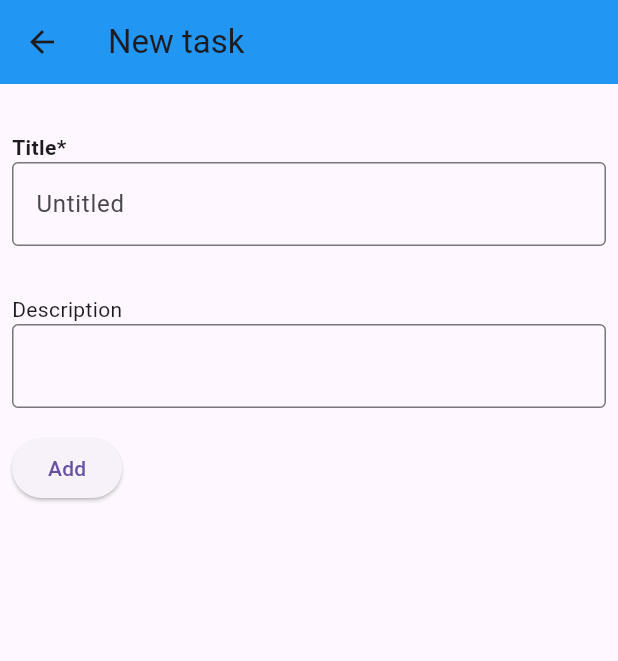
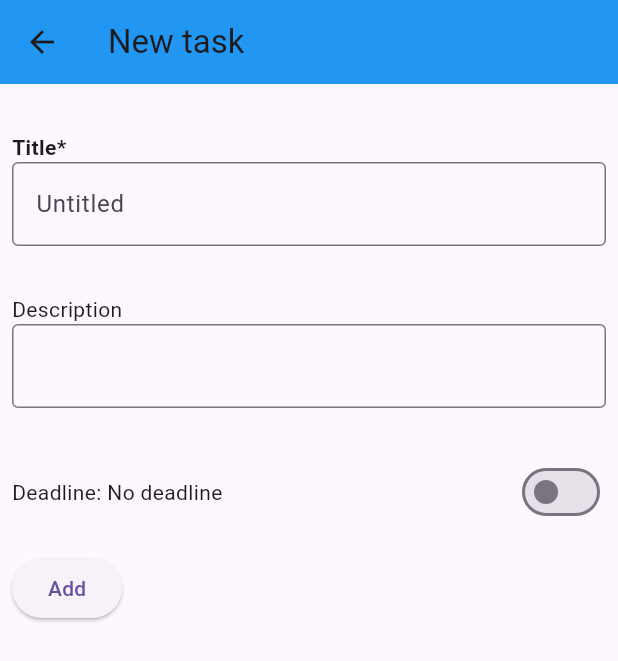
Before and after one commit to ashley-lizbeth/day_pal, a Flutter app: the TaskForm screen opened directly, on a phone screen of 412 x 824 dp. Shown: the top 661 px of the screen. Run offline on Flutter 3.47's test engine with Material 3 defaults, Android fonts, the phone set to English and light mode, and no system bars; missing offline and left inert: cuid2.

Commit message:
Added deadline picker to task form, created format for deadlines relative to day

```diff
--- /dev/null
+++ b/lib/screens/tasks_screen/deadline_form.dart
@@ -0,0 +1,78 @@
+import 'package:calendar_date_picker2/calendar_date_picker2.dart';
+import 'package:day_pal/core/utils/convert_datetime_to_text.dart';
+import 'package:flutter/material.dart';
+
+class DeadlineController extends ChangeNotifier {
+  bool enabled = false;
+  DateTime date = DateTime.now();
+
+  void toggleEnabled() {
+    enabled = !enabled;
+    notifyListeners();
+  }
+
+  void setDate(DateTime date) {
+    this.date = date;
+    notifyListeners();
+  }
+}
+
+class DeadlineForm extends StatefulWidget {
+  final DeadlineController controller;
+  const DeadlineForm({super.key, required this.controller});
+
+  @override
+  State<DeadlineForm> createState() => _DeadlineFormState();
+}
+
+class _DeadlineFormState extends State<DeadlineForm> {
+  late DateTime date;
+  late bool enabled;
+
+  @override
+  void initState() {
+    enabled = widget.controller.enabled;
+    date = widget.controller.date;
+
+    widget.controller.addListener(() {
+      setState(() {
+        enabled = widget.controller.enabled;
+        date = widget.controller.date;
+      });
+    });
+    super.initState();
+  }
+
+  @override
+  Widget build(BuildContext context) {
+    return Column(
+      crossAxisAlignment: CrossAxisAlignment.start,
+      children: [
+        Row(
+          children: [
+            Row(
+              children: [
+                Text("Deadline: "),
+                Text(enabled ? convertDateTimeToText(date) : "No deadline"),
+              ],
+            ),
+            Spacer(),
+            Switch(
+                value: enabled,
+                onChanged: (_) => widget.controller.toggleEnabled())
+          ],
+        ),
+        Builder(builder: (_) {
+          if (enabled) {
+            return CalendarDatePicker2(
+              config: CalendarDatePicker2Config(),
+              value: [date],
+              onValueChanged: (dates) => widget.controller.setDate(dates[0]),
+            );
+          }
+          return SizedBox();
+        })
+      ],
+    );
+  }
+}
--- a/lib/screens/tasks_screen/task_form.dart
+++ b/lib/screens/tasks_screen/task_form.dart
@@ -1,5 +1,6 @@
 import 'package:day_pal/core/entities/task.dart';
 import 'package:day_pal/database_context.dart';
+import 'package:day_pal/screens/tasks_screen/deadline_form.dart';
 import 'package:flutter/material.dart';
 
 class TaskForm extends StatefulWidget {
@@ -16,9 +17,18 @@ class _TaskFormState extends State<TaskForm> {
   final controllers = FormControllers();
 
   @override
+  void initState() {
+    if (widget.baseTask != null) {
+      controllers.fromTask(widget.baseTask!);
+    }
+
+    super.initState();
+  }
+
+  @override
   void dispose() {
+    controllers.dispose();
     super.dispose();
-    controllers.dispose();
   }
 
   @override
@@ -35,10 +45,6 @@ class _TaskFormState extends State<TaskForm> {
       db.tasks.update(taskToSave);
     }
 
-    if (widget.baseTask != null) {
-      controllers.fromTask(widget.baseTask!);
-    }
-
     String widgetTitle = widget.baseTask == null ? "New task" : "Edit task";
     String submitButtonMessage = widget.baseTask == null ? "Add" : "Update";
 
@@ -47,23 +53,14 @@ class _TaskFormState extends State<TaskForm> {
         backgroundColor: Colors.blue,
         title: Text(widgetTitle),
       ),
-      body: Form(
+      body: SingleChildScrollView(
+        child: Form(
             key: _formKey,
             child: Padding(
               padding: const EdgeInsets.symmetric(horizontal: 8, vertical: 16),
               child: Column(
                 crossAxisAlignment: CrossAxisAlignment.start,
                 children: [
-                /* Padding(
-                  padding: const EdgeInsets.only(bottom: 16),
-                  child: Text(
-                    widgetTitle,
-                    style: TextStyle(
-                        fontSize: 24,
-                        fontWeight: FontWeight.bold,
-                        color: Colors.black),
-                  ),
-                ), */
                   Padding(
                     padding: const EdgeInsets.symmetric(vertical: 16),
                     child: Column(
@@ -76,7 +73,8 @@ class _TaskFormState extends State<TaskForm> {
                         TextFormField(
                           controller: controllers.title,
                           decoration: InputDecoration(
-                            border: OutlineInputBorder(), hintText: "Untitled"),
+                              border: OutlineInputBorder(),
+                              hintText: "Untitled"),
                           validator: (title) {
                             if (title == null || title.isEmpty) {
                               return "Title can't be empty";
@@ -101,6 +99,9 @@ class _TaskFormState extends State<TaskForm> {
                       ],
                     ),
                   ),
+                  Padding(
+                      padding: const EdgeInsets.symmetric(vertical: 16),
+                      child: DeadlineForm(controller: controllers.deadline)),
                   ElevatedButton(
                       onPressed: () {
                         if (_formKey.currentState!.validate()) {
@@ -112,6 +113,7 @@ class _TaskFormState extends State<TaskForm> {
                 ],
               ),
             )),
+      ),
     );
   }
 }
@@ -119,19 +121,26 @@ class _TaskFormState extends State<TaskForm> {
 class FormControllers {
   final title = TextEditingController();
   final description = TextEditingController();
+  final deadline = DeadlineController();
 
   void fromTask(Task task) {
     title.text = task.title;
     description.text = task.description;
+    if (task.deadline != null) {
+      deadline.toggleEnabled();
+      deadline.setDate(task.deadline!);
+    }
   }
 
   void copyToTask(Task task) {
     task.title = title.text;
     task.description = description.text;
+    task.deadline = deadline.enabled ? deadline.date : null;
   }
 
   void dispose() {
     title.dispose();
     description.dispose();
+    deadline.dispose();
   }
 }
--- a/pubspec.yaml
+++ b/pubspec.yaml
@@ -35,7 +35,9 @@ dependencies:
   # The following adds the Cupertino Icons font to your application.
   # Use with the CupertinoIcons class for iOS style icons.
   cupertino_icons: ^1.0.8
+
   cuid2: ^3.1.0
+  calendar_date_picker2: ^1.1.7
 
 dev_dependencies:
   flutter_test:
```
Also changed, not shown: lib/core/utils/convert_datetime_to_text.dart (added, +21 -0 lines), lib/screens/tasks_screen/task_item.dart (+12 -12 lines), pubspec.lock. Lines whose indentation alone changed are shown as unchanged.
